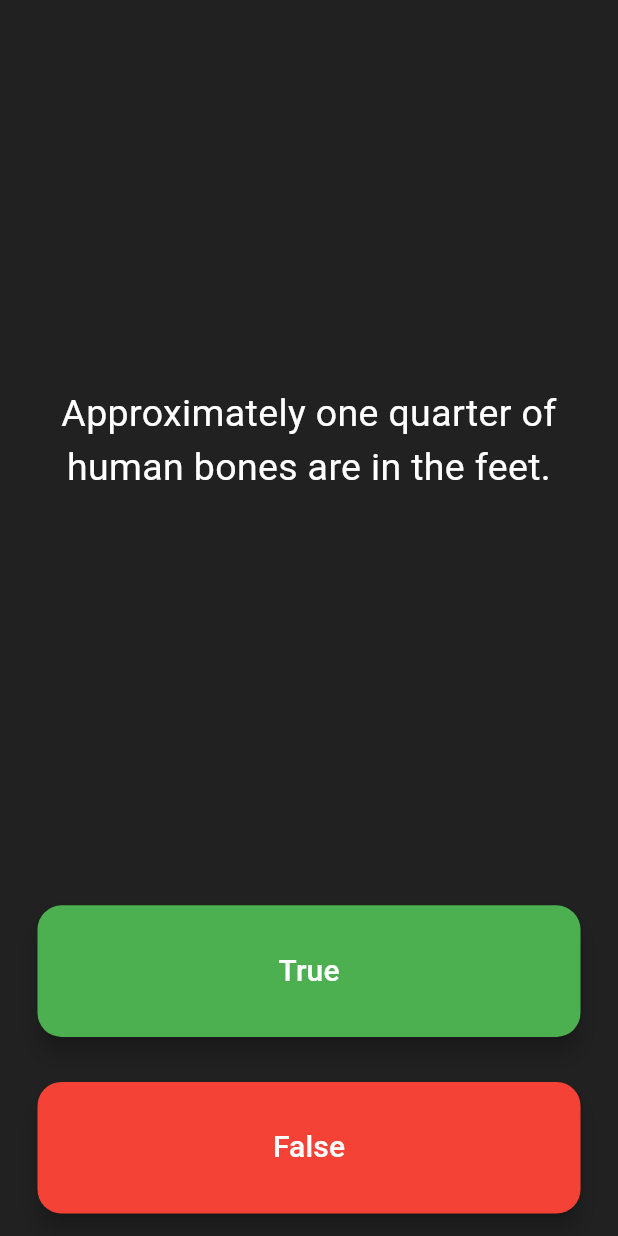
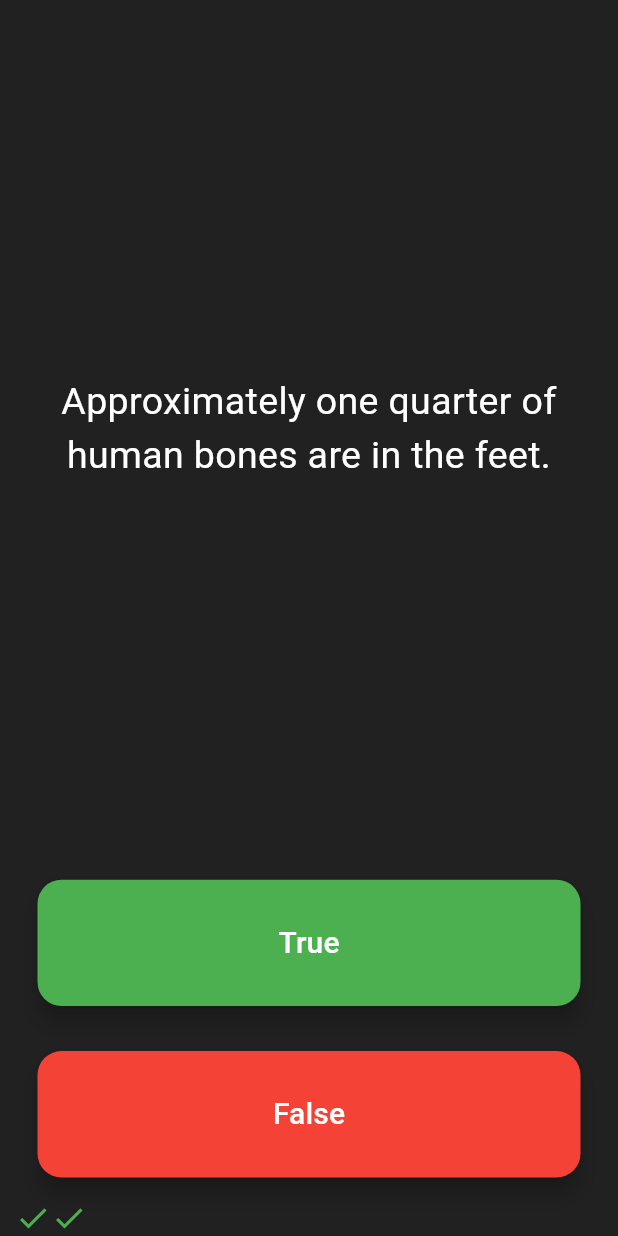
Before and after one commit to Sarah949/quizzler, a Flutter app: the screen it shows after launch, after a tap on "True", after a tap on "False", on a phone screen of 412 x 824 dp. Run offline on Flutter 3.47's test engine with Material 3 defaults, Android fonts, the phone set to English and light mode, and no system bars.

Commit message:
add checkAnswer method

```diff
--- a/lib/main.dart
+++ b/lib/main.dart
@@ -28,20 +28,26 @@ class QuizPage extends StatefulWidget {
 }
 
 class _QuizPageState extends State<QuizPage> {
-  List<Widget> scoreKeeper = [];
+  List<Icon> scoreKeeper = [];
 
-  // List<String> questions = [
-  //   'You can lead a cow down stairs but not up stairs.',
-  //   'Approximately one quarter of human bones are in the feet.',
-  //   'A slug\'s blood is green.',
-  // ];
-  //
-  // List<bool> answers = [false, true, true];
-  //
-  // Question q1 = Question(
-  //   questionText: 'You can lead a cow down stairs but not up stairs.',
-  //   questionAnswer: false,
-  // );
+  void checkAnswer(bool userPickedAnswer) {
+    bool correctAnswer = quizBrain.getCorrectAnswer();
+    setState(() {
+      if (userPickedAnswer == correctAnswer) {
+        scoreKeeper.add(const Icon(
+          Icons.check,
+          color: Colors.green,
+        ));
+      } else {
+        scoreKeeper.add(const Icon(
+          Icons.close,
+          color: Colors.red,
+        ));
+      }
+
+      quizBrain.nextQuestion();
+    });
+  }
 
   @override
   Widget build(BuildContext context) {
@@ -52,12 +58,12 @@ class _QuizPageState extends State<QuizPage> {
         Expanded(
           flex: 5,
           child: Padding(
-            padding: EdgeInsets.all(10.0),
+            padding: const EdgeInsets.all(10.0),
             child: Center(
               child: Text(
                 quizBrain.getQuestionText(),
                 textAlign: TextAlign.center,
-                style: TextStyle(
+                style: const TextStyle(
                   fontSize: 25.0,
                   color: Colors.white,
                 ),
@@ -78,28 +84,17 @@ class _QuizPageState extends State<QuizPage> {
                 ),
               ),
               onPressed: () {
-                bool correctAnswer = quizBrain.getCorrectAnswer();
-
-                if (correctAnswer == true) {
-                  print('user got it right!');
-                } else {
-                  print('user got it wrong');
-                }
-
-                //The user picked true.
-                setState(() {
-                  quizBrain.nextQuestion();
-                });
+                checkAnswer(true);
               },
             ),
           ),
         ),
         Expanded(
           child: Padding(
-            padding: EdgeInsets.all(15.0),
+            padding: const EdgeInsets.all(15.0),
             child: FloatingActionButton(
               backgroundColor: Colors.red,
-              child: Text(
+              child: const Text(
                 'False',
                 style: TextStyle(
                   fontSize: 20.0,
@@ -107,17 +102,7 @@ class _QuizPageState extends State<QuizPage> {
                 ),
               ),
               onPressed: () {
-                bool correctAnswer = quizBrain.getCorrectAnswer();
-
-                if (correctAnswer == false) {
-                  print('user got it right!');
-                } else {
-                  print('user got it wrong');
-                }
-                //The user picked false.
-                setState(() {
-                  quizBrain.nextQuestion();
-                });
+                checkAnswer(false);
               },
             ),
           ),
@@ -129,9 +114,3 @@ class _QuizPageState extends State<QuizPage> {
     );
   }
 }
-
-/*
-question1: 'You can lead a cow down stairs but not up stairs.', false,
-question2: 'Approximately one quarter of human bones are in the feet.', true,
-question3: 'A slug\'s blood is green.', true,
-*/
--- a/pubspec.yaml
+++ b/pubspec.yaml
@@ -35,6 +35,7 @@ dependencies:
   # The following adds the Cupertino Icons font to your application.
   # Use with the CupertinoIcons class for iOS style icons.
   cupertino_icons: ^1.0.8
+
 
 dev_dependencies:
   flutter_test:
```
